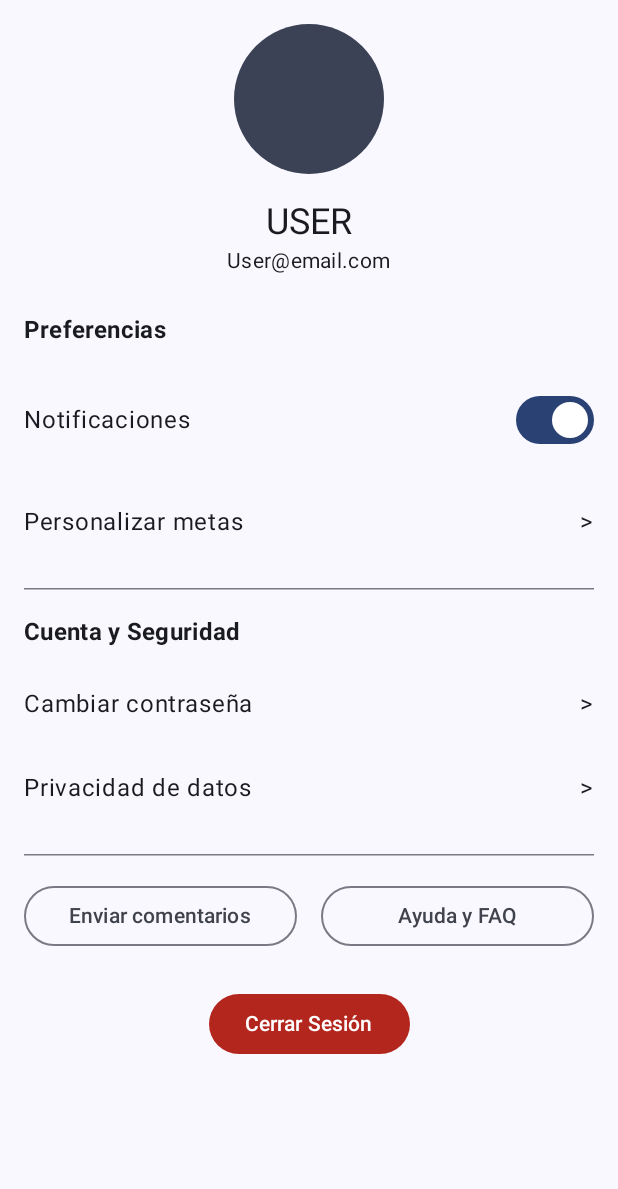
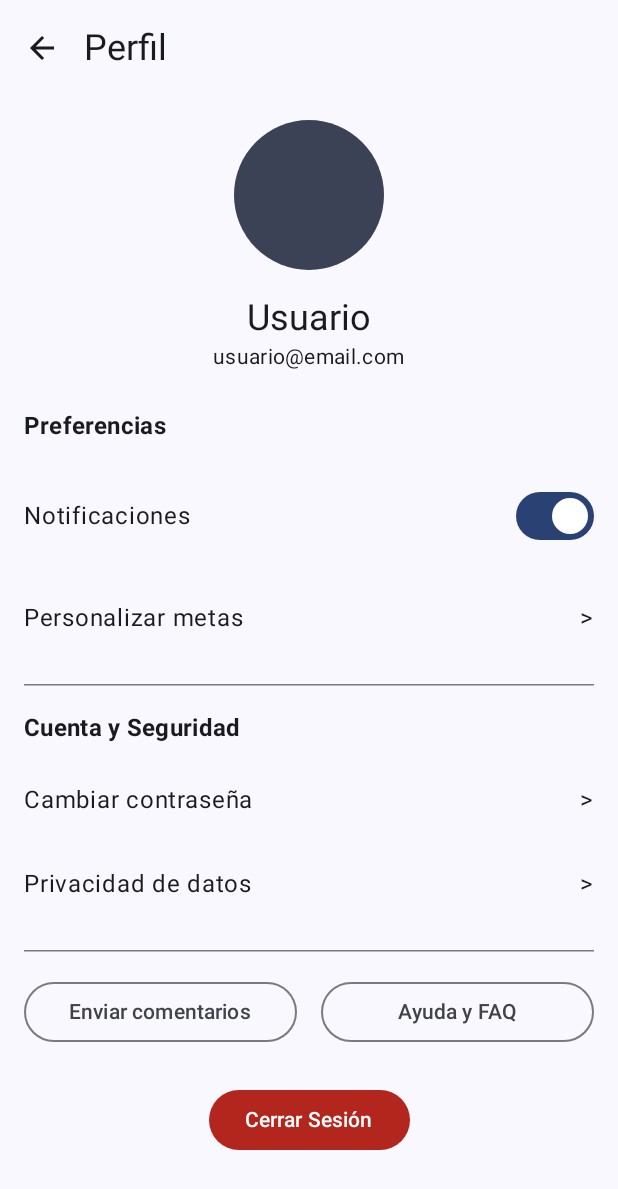
Before and after one commit to SarAvi21805/Vive_paso_a_paso, an Android app built with Jetpack Compose: the ProfileScreen screen opened through its navigation route, on a phone screen of 412 x 824 dp. Shown: the top 1189 px of the screen. Run offline under Robolectric (Android 15) with nearby library versions, the phone set to English and light mode, and no system bars.

Commit message:
Actualización

```diff
--- a/app/src/main/java/com/example/vivepasoapaso/presentation/navigation/AppNavigation.kt
+++ b/app/src/main/java/com/example/vivepasoapaso/presentation/navigation/AppNavigation.kt
@@ -31,10 +31,14 @@ fun AppNavigation() {
             DashboardScreen()
         }
         composable(Screen.Progress.route) {
-            ProgressScreen()
+            ProgressScreen(
+                onBackClick = { navController.popBackStack() }
+            )
         }
         composable(Screen.Profile.route) {
-            ProfileScreen()
+            ProfileScreen(
+                onBackClick = { navController.popBackStack() }
+            )
         }
     }
 }
--- a/app/src/main/java/com/example/vivepasoapaso/ui/screens/profile/ProfileScreen.kt
+++ b/app/src/main/java/com/example/vivepasoapaso/ui/screens/profile/ProfileScreen.kt
@@ -3,6 +3,8 @@ package com.example.vivepasoapaso.ui.screens.profile
 import androidx.compose.foundation.background
 import androidx.compose.foundation.layout.*
 import androidx.compose.foundation.shape.CircleShape
+import androidx.compose.material.icons.Icons
+import androidx.compose.material.icons.filled.ArrowBack
 import androidx.compose.material3.*
 import androidx.compose.runtime.Composable
 import androidx.compose.ui.Alignment
@@ -16,15 +18,36 @@ import androidx.compose.ui.unit.dp
 import com.example.vivepasoapaso.R
 import com.example.vivepasoapaso.ui.theme.VivePasoAPasoTheme
 
+@OptIn(ExperimentalMaterial3Api::class)
 @Composable
-fun ProfileScreen() {
+fun ProfileScreen(
+    onBackClick: () -> Unit = {}
+) {
+    Scaffold(
+        topBar = {
+            TopAppBar(
+                title = {
+                    Text(
+                        text = stringResource(id = R.string.profile_nav),
+                        style = MaterialTheme.typography.headlineSmall
+                    )
+                },
+                navigationIcon = {
+                    IconButton(onClick = onBackClick) {
+                        Icon(Icons.Default.ArrowBack, contentDescription = "Atrás")
+                    }
+                }
+            )
+        }
+    ) { paddingValues ->
         Column(
             modifier = Modifier
                 .fillMaxSize()
+                .padding(paddingValues)
                 .padding(dimensionResource(id = R.dimen.padding_medium)),
             horizontalAlignment = Alignment.CenterHorizontally
         ) {
-        // Avatar y nombre
+            //Avatar y nombre
             Box(
                 modifier = Modifier
                     .size(100.dp)
@@ -32,12 +55,12 @@ fun ProfileScreen() {
                     .background(MaterialTheme.colorScheme.secondary)
             )
             Spacer(modifier = Modifier.height(dimensionResource(id = R.dimen.margin_medium)))
-        Text(text = "USER", style = MaterialTheme.typography.headlineSmall)
-        Text(text = "User@email.com", style = MaterialTheme.typography.bodyMedium)
+            Text(text = "Usuario", style = MaterialTheme.typography.headlineSmall)
+            Text(text = "usuario@email.com", style = MaterialTheme.typography.bodyMedium)
 
             Spacer(modifier = Modifier.height(dimensionResource(id = R.dimen.margin_large)))
 
-        // Preferencias
+            //Preferencias del usuario
             SectionTitle(title = stringResource(id = R.string.preferences))
             ProfileOption(
                 text = stringResource(id = R.string.notifications),
@@ -47,21 +70,22 @@ fun ProfileScreen() {
 
             HorizontalDivider(modifier = Modifier.padding(vertical = dimensionResource(id = R.dimen.padding_medium)))
 
-        // Cuenta y Seguridad
+            //Cuenta y Seguridad
             SectionTitle(title = stringResource(id = R.string.account_and_security))
             ProfileOption(text = stringResource(id = R.string.change_password))
             ProfileOption(text = stringResource(id = R.string.privacy_policy))
 
             HorizontalDivider(modifier = Modifier.padding(vertical = dimensionResource(id = R.dimen.padding_medium)))
 
+            //Botones de comentario, ayuda y cierre de sesión
             Row(
                 modifier = Modifier.fillMaxWidth(),
                 horizontalArrangement = Arrangement.spacedBy(dimensionResource(id = R.dimen.padding_medium))
             ) {
-            OutlinedButton(onClick = { /* No action */ }, modifier = Modifier.weight(1f)) {
+                OutlinedButton(onClick = { /* Enviar comentarios */ }, modifier = Modifier.weight(1f)) {
                     Text(text = stringResource(id = R.string.send_feedback))
                 }
-            OutlinedButton(onClick = { /* No action */ }, modifier = Modifier.weight(1f)) {
+                OutlinedButton(onClick = { /* Ayuda y FAQ */ }, modifier = Modifier.weight(1f)) {
                     Text(text = stringResource(id = R.string.help_and_faq))
                 }
             }
@@ -69,10 +93,11 @@ fun ProfileScreen() {
             Spacer(modifier = Modifier.height(dimensionResource(id = R.dimen.margin_large)))
 
             Button(
-            onClick = { /* No action */ },
+                onClick = { /* Cierre de sesión */ },
                 colors = ButtonDefaults.buttonColors(containerColor = MaterialTheme.colorScheme.error)
             ) {
                 Text(text = stringResource(id = R.string.logout))
+            }
         }
     }
 }
```
Also changed, not shown: app/src/main/java/com/example/vivepasoapaso/ui/screens/progress/ProgressScreen.kt (+30 -10 lines). Lines whose indentation alone changed are shown as unchanged.
